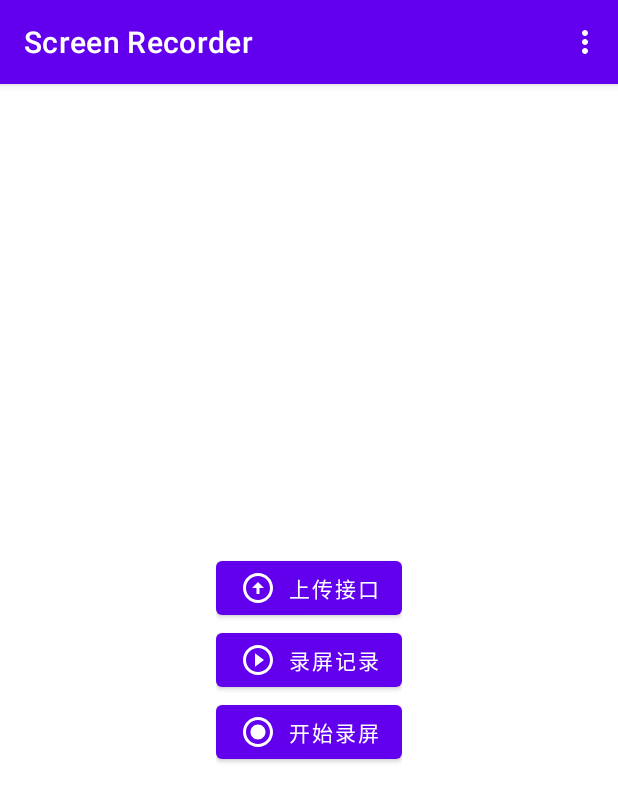
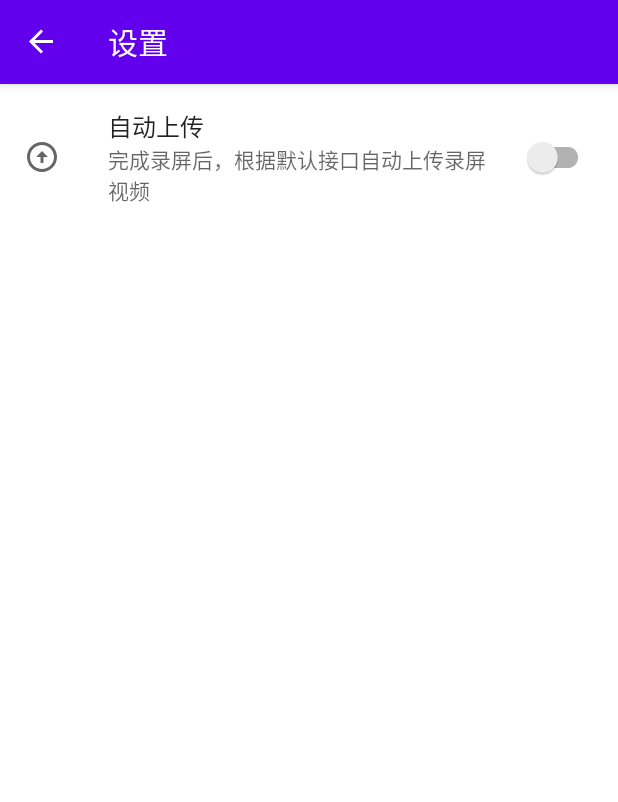
Before and after one commit to nic562/AndroidScreenRecorder, an Android app: the screen it shows after launch (MainActivity), in the options menu, after a tap on "设置", on a phone screen of 412 x 824 dp. Shown: the top 802 px of the screen. Run offline under Robolectric (Android 15) with nearby library versions, the phone set to English and light mode, and no system bars; our stand-ins replace androidx.preference, navigation-ui; libraries missing offline, so code that uses them is left out: com.tencent.mmkv; 6 statements that could not run were skipped.

Commit message:
增加配置

```diff
--- a/app/src/main/java/io/github/nic562/screen/recorder/Config.kt
+++ b/app/src/main/java/io/github/nic562/screen/recorder/Config.kt
@@ -12,4 +12,8 @@ object Config {
     fun updateDefaultApiID(id: Long) {
         preference.putLong("checkApiID", id)
     }
+
+    fun getAutoUpload(): Boolean {
+        return preference.getBoolean("auto_upload", false)
+    }
 }
--- a/app/src/main/java/io/github/nic562/screen/recorder/MainActivity.kt
+++ b/app/src/main/java/io/github/nic562/screen/recorder/MainActivity.kt
@@ -2,8 +2,6 @@ package io.github.nic562.screen.recorder
 
 import android.content.Intent
 import android.os.Bundle
-import android.view.Menu
-import android.view.MenuItem
 import androidx.appcompat.app.AppCompatActivity
 import androidx.navigation.findNavController
 import androidx.navigation.ui.AppBarConfiguration
@@ -16,6 +14,9 @@ class MainActivity : AppCompatActivity() {
     private lateinit var appBarConfiguration: AppBarConfiguration
     private lateinit var binding: ActivityMainBinding
 
+    private val navController by lazy {
+        findNavController(R.id.nav_host_fragment_content_main)
+    }
 
     override fun onCreate(savedInstanceState: Bundle?) {
         super.onCreate(savedInstanceState)
@@ -25,7 +26,6 @@ class MainActivity : AppCompatActivity() {
 
         setSupportActionBar(binding.toolbar)
 
-        val navController = findNavController(R.id.nav_host_fragment_content_main)
         appBarConfiguration = AppBarConfiguration(navController.graph)
         setupActionBarWithNavController(navController, appBarConfiguration)
     }
@@ -39,24 +39,7 @@ class MainActivity : AppCompatActivity() {
         super.onNewIntent(intent)
     }
 
-    override fun onCreateOptionsMenu(menu: Menu): Boolean {
-        // Inflate the menu; this adds items to the action bar if it is present.
-        menuInflater.inflate(R.menu.menu_main, menu)
-        return true
-    }
-
-    override fun onOptionsItemSelected(item: MenuItem): Boolean {
-        // Handle action bar item clicks here. The action bar will
-        // automatically handle clicks on the Home/Up button, so long
-        // as you specify a parent activity in AndroidManifest.xml.
-        return when (item.itemId) {
-            R.id.action_settings -> true
-            else -> super.onOptionsItemSelected(item)
-        }
-    }
-
     override fun onSupportNavigateUp(): Boolean {
-        val navController = findNavController(R.id.nav_host_fragment_content_main)
         return navController.navigateUp(appBarConfiguration)
                 || super.onSupportNavigateUp()
     }
--- a/app/src/main/java/io/github/nic562/screen/recorder/MainFragment.kt
+++ b/app/src/main/java/io/github/nic562/screen/recorder/MainFragment.kt
@@ -10,9 +10,7 @@ import android.media.projection.MediaProjectionManager
 import android.os.Bundle
 import android.os.IBinder
 import android.provider.Settings
-import android.view.LayoutInflater
-import android.view.View
-import android.view.ViewGroup
+import android.view.*
 import androidx.appcompat.app.AppCompatActivity
 import androidx.navigation.fragment.findNavController
 import com.google.android.material.snackbar.Snackbar
@@ -111,6 +109,7 @@ class MainFragment : BaseFragment(), View.OnClickListener {
         savedInstanceState: Bundle?
     ): View {
         _binding = FragmentMainBinding.inflate(inflater, container, false)
+        setHasOptionsMenu(true)
         return binding.root
     }
 
@@ -124,6 +123,21 @@ class MainFragment : BaseFragment(), View.OnClickListener {
         }
 
         requireActivity().bindService(svIntent, svConn, Context.BIND_AUTO_CREATE)
+    }
+
+    override fun onCreateOptionsMenu(menu: Menu, inflater: MenuInflater) {
+        super.onCreateOptionsMenu(menu, inflater)
+        inflater.inflate(R.menu.menu_main, menu)
+    }
+
+    override fun onOptionsItemSelected(item: MenuItem): Boolean {
+        return when (item.itemId) {
+            R.id.action_settings -> {
+                findNavController().navigate(R.id.action_mainFragment_to_settingsFragment)
+                true
+            }
+            else -> super.onOptionsItemSelected(item)
+        }
     }
 
     override fun onStart() {
--- /dev/null
+++ b/app/src/main/java/io/github/nic562/screen/recorder/SettingsFragment.kt
@@ -0,0 +1,8 @@
+package io.github.nic562.screen.recorder
+
+import io.github.nic562.screen.recorder.base.SettingsBaseFragment
+
+/**
+ * Created by Nic on 2021/11/29.
+ */
+class SettingsFragment : SettingsBaseFragment(R.xml.preferences_main)
--- a/app/src/main/java/io/github/nic562/screen/recorder/base/SettingsBaseFragment.kt
+++ b/app/src/main/java/io/github/nic562/screen/recorder/base/SettingsBaseFragment.kt
@@ -4,9 +4,8 @@ import android.os.Bundle
 import androidx.preference.PreferenceFragmentCompat
 import io.github.nic562.screen.recorder.Config
 
-abstract class SettingsBaseFragment : PreferenceFragmentCompat() {
-    protected abstract val preferenceRes: Int
-    protected val dataStore by lazy {
+abstract class SettingsBaseFragment(private val preferenceRes: Int) : PreferenceFragmentCompat() {
+    private val dataStore by lazy {
         Config.preference
     }
 
--- a/app/src/main/res/navigation/nav_graph.xml
+++ b/app/src/main/res/navigation/nav_graph.xml
@@ -16,6 +16,9 @@
         <action
             android:id="@+id/action_mainFragment_to_videoManagerFragment"
             app:destination="@id/videoManagerFragment" />
+        <action
+            android:id="@+id/action_mainFragment_to_settingsFragment"
+            app:destination="@id/settingsFragment" />
 
     </fragment>
 
@@ -48,4 +51,8 @@
         android:name="io.github.nic562.screen.recorder.VideoManagerFragment"
         android:label="@string/video_manager_fragment_label"
         tools:layout="@layout/fragment_video_manager" />
+    <fragment
+        android:id="@+id/settingsFragment"
+        android:name="io.github.nic562.screen.recorder.SettingsFragment"
+        android:label="@string/action_settings" />
 </navigation>
--- a/app/src/main/res/values/strings.xml
+++ b/app/src/main/res/values/strings.xml
@@ -35,5 +35,7 @@
     <string name="no_api">当前未定义任何接口</string>
     <string name="select_an_upload_api">请选择一个上传接口</string>
     <string name="already_uploading">正在上传中，请稍后&#8230;</string>
+    <string name="auto_upload">自动上传</string>
+    <string name="auto_upload_description">完成录屏后，根据默认接口自动上传录屏视频</string>
 
 </resources>
--- /dev/null
+++ b/app/src/main/res/xml/preferences_main.xml
@@ -0,0 +1,11 @@
+<PreferenceScreen xmlns:android="http://schemas.android.com/apk/res/android"
+    xmlns:app="http://schemas.android.com/apk/res-auto">
+
+    <SwitchPreferenceCompat
+        app:icon="@drawable/ic_baseline_arrow_circle_up_24"
+        app:key="auto_upload"
+        app:summary="@string/auto_upload_description"
+        app:title="@string/auto_upload">
+    </SwitchPreferenceCompat>
+
+</PreferenceScreen>
```
